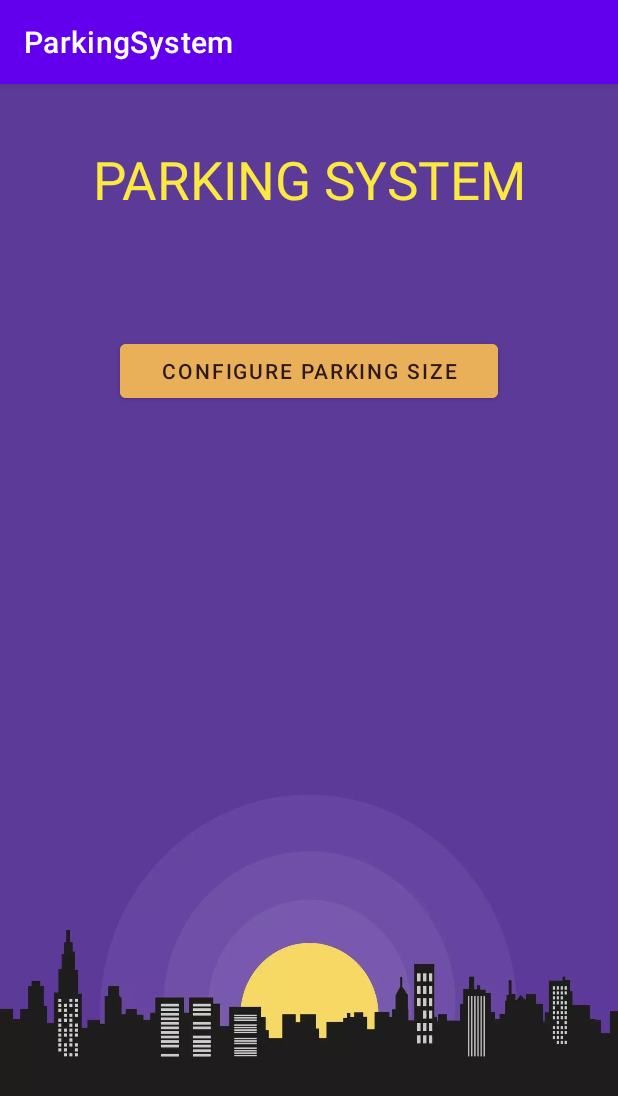
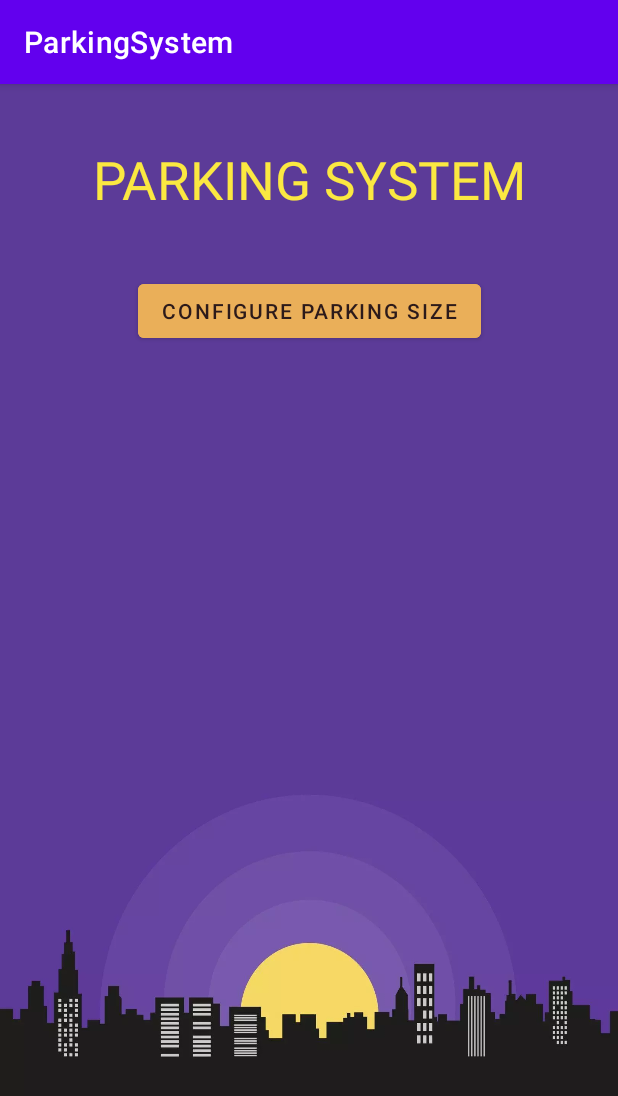
Before and after one commit to Georgina-Fernandez/KotlinParkingSystem, an Android app: the screen it shows after launch (MainActivity), on a phone screen of 412 x 824 dp. Shown: the top 1096 px of the screen. Run offline under Robolectric (Android 15) with nearby library versions, the light colour scheme and no system bars.

Commit message:
Adding functionality to the Parking size button
Comments solved

New comments solved

Companion object location changed

Private constant

```diff
--- a/app/src/main/java/com/example/parkingsystem/MainActivity.kt
+++ b/app/src/main/java/com/example/parkingsystem/MainActivity.kt
@@ -1,14 +1,26 @@
 package com.example.parkingsystem
 
+import android.os.Bundle
 import androidx.appcompat.app.AppCompatActivity
-import android.os.Bundle
 import com.example.parkingsystem.databinding.ActivityMainBinding
+import com.example.parkingsystem.mvp.contract.ParkingContract
+import com.example.parkingsystem.mvp.model.ParkingModel
+import com.example.parkingsystem.mvp.presenter.ParkingPresenter
+import com.example.parkingsystem.mvp.view.ParkingView
 
 class MainActivity : AppCompatActivity() {
     private lateinit var binding: ActivityMainBinding
+    private lateinit var presenter: ParkingContract.Presenter
     override fun onCreate(savedInstanceState: Bundle?) {
         super.onCreate(savedInstanceState)
         binding = ActivityMainBinding.inflate(layoutInflater)
         setContentView(binding.root)
+        presenter = ParkingPresenter(ParkingModel(), ParkingView(this))
+        setListener()
+    }
+    private fun setListener() {
+        binding.parkingSizeButton.setOnClickListener {
+            presenter.onParkingSizeButtonPressed()
+        }
     }
 }
--- /dev/null
+++ b/app/src/main/java/com/example/parkingsystem/mvp/contract/ParkingContract.kt
@@ -0,0 +1,15 @@
+package com.example.parkingsystem.mvp.contract
+
+interface ParkingContract {
+    interface Model {
+        fun getParkingSize(): Int
+    }
+
+    interface Presenter {
+        fun onParkingSizeButtonPressed()
+    }
+
+    interface View {
+        fun showParkingSizeMessage(parkingSize: Int)
+    }
+}
--- /dev/null
+++ b/app/src/main/java/com/example/parkingsystem/mvp/model/ParkingModel.kt
@@ -0,0 +1,12 @@
+package com.example.parkingsystem.mvp.model
+
+import com.example.parkingsystem.mvp.contract.ParkingContract
+
+class ParkingModel : ParkingContract.Model {
+    private val parkingSize = PARKING_SIZE_DEFAULT
+    override fun getParkingSize(): Int = parkingSize
+
+    companion object {
+        private const val PARKING_SIZE_DEFAULT = 10
+    }
+}
--- /dev/null
+++ b/app/src/main/java/com/example/parkingsystem/mvp/presenter/ParkingPresenter.kt
@@ -0,0 +1,12 @@
+package com.example.parkingsystem.mvp.presenter
+
+import com.example.parkingsystem.mvp.contract.ParkingContract
+
+class ParkingPresenter(
+    private val model: ParkingContract.Model,
+    private val view: ParkingContract.View
+) : ParkingContract.Presenter {
+    override fun onParkingSizeButtonPressed() {
+        view.showParkingSizeMessage(model.getParkingSize())
+    }
+}
--- /dev/null
+++ b/app/src/main/java/com/example/parkingsystem/mvp/view/ParkingView.kt
@@ -0,0 +1,17 @@
+package com.example.parkingsystem.mvp.view
+
+import android.app.Activity
+import android.widget.Toast
+import com.example.parkingsystem.R
+import com.example.parkingsystem.mvp.contract.ParkingContract
+import com.example.parkingsystem.mvp.view.base.ActivityView
+
+class ParkingView(activity: Activity) : ParkingContract.View, ActivityView(activity) {
+    override fun showParkingSizeMessage(parkingSize: Int) {
+        Toast.makeText(
+            context,
+            context?.getString(R.string.text_parking_size_toast, parkingSize),
+            Toast.LENGTH_LONG
+        ).show()
+    }
+}
--- /dev/null
+++ b/app/src/main/java/com/example/parkingsystem/mvp/view/base/ActivityView.kt
@@ -0,0 +1,16 @@
+package com.example.parkingsystem.mvp.view.base
+
+import android.app.Activity
+import android.content.Context
+import java.lang.ref.WeakReference
+
+open class ActivityView(activity: Activity) {
+    private val activityRef: WeakReference<Activity> = WeakReference(activity)
+
+    val activity: Activity?
+        get() = activityRef.get()
+
+    val context: Context?
+        get() = activity
+
+}
--- a/app/src/main/res/layout/activity_main.xml
+++ b/app/src/main/res/layout/activity_main.xml
@@ -18,12 +18,11 @@
     <Button
         android:id="@+id/parking_size_button"
         style="@style/ConfigureParkingSizeButtonMainActivityStyle"
-        android:layout_width="match_parent"
+        android:layout_width="wrap_content"
         android:layout_height="wrap_content"
-        android:text="@string/txt_main_activity_parking_size_button_label"
-        android:layout_marginEnd="@dimen/parking_size_button_marginStart_marginEnd"
-        android:layout_marginStart="@dimen/parking_size_button_marginStart_marginEnd"
         android:layout_marginTop="@dimen/parking_size_button_marginTop"
+        android:text="@string/text_main_activity_parking_size_button_label"
+        app:layout_constraintEnd_toEndOf="parent"
+        app:layout_constraintStart_toStartOf="parent"
         app:layout_constraintTop_toBottomOf="@id/title_main_activity" />
-
 </androidx.constraintlayout.widget.ConstraintLayout>
--- a/app/src/main/res/values/dimens.xml
+++ b/app/src/main/res/values/dimens.xml
@@ -2,6 +2,5 @@
 <resources>
     <dimen name="size_main_activity_title">35sp</dimen>
     <dimen name="margin_top_main_activity_title">40dp</dimen>
-    <dimen name="parking_size_button_marginStart_marginEnd">80dp</dimen>
-    <dimen name="parking_size_button_marginTop">80dp</dimen>
+    <dimen name="parking_size_button_marginTop">40dp</dimen>
 </resources>
--- a/app/src/main/res/values/strings.xml
+++ b/app/src/main/res/values/strings.xml
@@ -1,5 +1,6 @@
 <resources>
     <string name="app_name">ParkingSystem</string>
     <string name="title_main">Parking System</string>
-    <string name="txt_main_activity_parking_size_button_label">Configure parking size</string>
+    <string name="text_main_activity_parking_size_button_label">Configure parking size</string>
+    <string name="text_parking_size_toast">Total of parking lots: %1$d</string>
 </resources>
```
